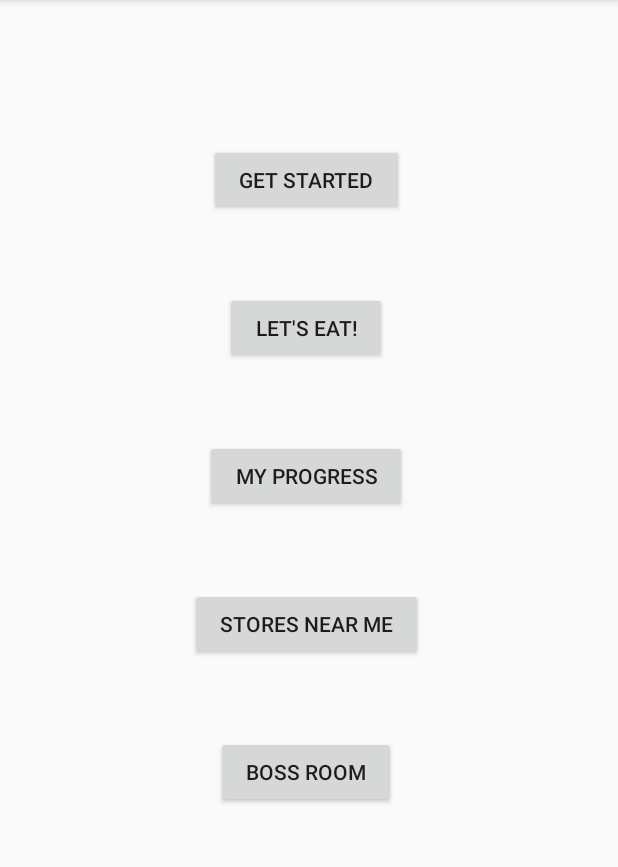
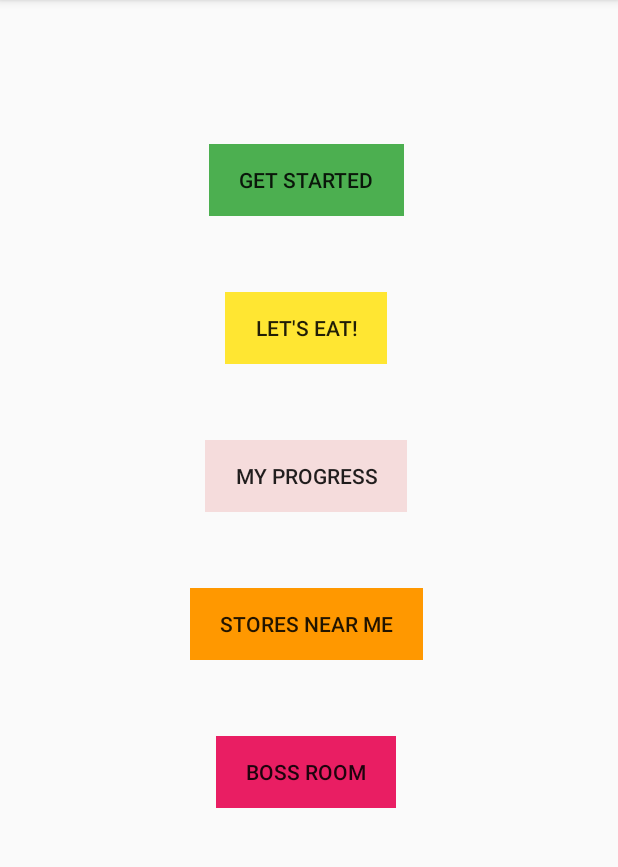
Before and after one commit to schucherta8/DietClash, an Android app: the screen it shows after launch (MainActivity), on a phone screen of 412 x 824 dp, the part 84-951 px from its top. Run offline under Robolectric (Android 15) with nearby library versions, the phone set to English and light mode, and no system bars.

Commit message:
Launcher Reformated

```diff
--- a/DietClash/app/src/main/res/layout/content_main.xml
+++ b/DietClash/app/src/main/res/layout/content_main.xml
@@ -40,8 +40,10 @@
 
             <Button
                 android:id="@+id/getStartedButton"
+                style="?android:attr/borderlessButtonStyle"
                 android:layout_width="wrap_content"
                 android:layout_height="match_parent"
+                android:background="#4CAF50"
                 android:layout_gravity="center"
                 android:onClick="getStarted"
                 android:paddingHorizontal="20dp"
@@ -58,8 +60,10 @@
 
             <Button
                 android:id="@+id/letsEatButton"
+                style="?android:attr/borderlessButtonStyle"
                 android:layout_width="wrap_content"
                 android:layout_height="wrap_content"
+                android:background="#FFE632"
                 android:layout_gravity="center"
                 android:onClick="letsEat"
                 android:paddingHorizontal="20dp"
@@ -76,9 +80,11 @@
 
             <Button
                 android:id="@+id/myProgressButton"
+                style="?android:attr/borderlessButtonStyle"
                 android:layout_width="wrap_content"
                 android:layout_height="wrap_content"
                 android:layout_gravity="center"
+                android:background="#F5DCDC"
                 android:onClick="myProgress"
                 android:paddingHorizontal="20dp"
                 android:text="@string/my_progress" />
@@ -95,9 +101,11 @@
 
             <Button
                 android:id="@+id/storesNearMeButton"
+                style="?android:attr/borderlessButtonStyle"
                 android:layout_width="wrap_content"
                 android:layout_height="wrap_content"
                 android:layout_gravity="center"
+                android:background="#FF9800"
                 android:onClick="storesNearMe"
                 android:paddingHorizontal="20dp"
                 android:text="@string/stores_near_me" />
@@ -113,9 +121,11 @@
 
             <Button
                 android:id="@+id/bossRoomButton"
+                style="?android:attr/borderlessButtonStyle"
                 android:layout_width="wrap_content"
                 android:layout_height="wrap_content"
                 android:layout_gravity="center"
+                android:background="#E91E63"
                 android:onClick="bossRoom"
                 android:paddingHorizontal="20dp"
                 android:text="@string/boss_room" />
```
